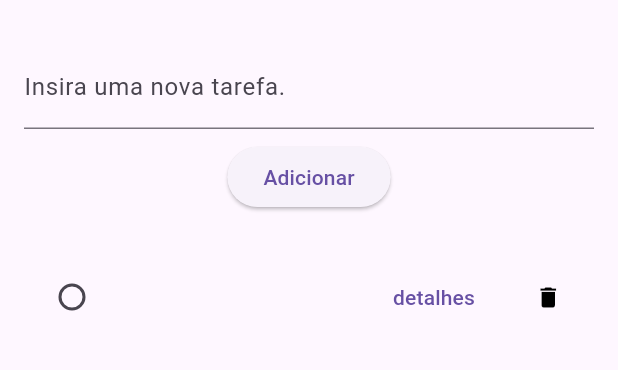
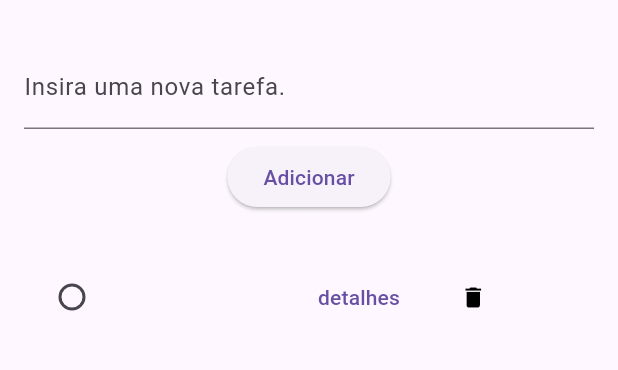
Before and after one commit to HerbertNordson/init, a Flutter app: the screen it shows after launch, after a tap on "Adicionar", on a phone screen of 412 x 824 dp, the part 63-433 px from its top. Run offline on Flutter 3.47's test engine with Material 3 defaults, Android fonts, the phone set to English and light mode, and no system bars; our stand-ins replace sqflite; accounts and stored records are empty.

Commit message:
increment data

```diff
--- a/lib/screens/todo_details_screen.dart
+++ b/lib/screens/todo_details_screen.dart
@@ -1,4 +1,5 @@
 import 'package:flutter/material.dart';
+import 'package:init/controllers/todo_dao_controller.dart';
 import 'package:init/models/todo_model.dart';
 
 class TODODetails extends StatefulWidget {
@@ -11,6 +12,11 @@ class TODODetails extends StatefulWidget {
 
 class _TODODetailsState extends State<TODODetails> {
   final TextEditingController _controlTodoDetail = TextEditingController();
+  final TodoDao todoController = TodoDao();
+
+  void handleDetails() async {
+    await todoController.update(widget.todo);
+  }
 
   @override
   void initState() {
@@ -49,6 +55,7 @@ class _TODODetailsState extends State<TODODetails> {
                     setState(() {
                       widget.todo.details = _controlTodoDetail.text.toString();
                     });
+                    handleDetails();
                     Navigator.pop(context);
                   },
                   child: const Text("Salvar")),
--- a/lib/screens/todo_home_screen.dart
+++ b/lib/screens/todo_home_screen.dart
@@ -1,4 +1,5 @@
 import 'package:flutter/material.dart';
+import 'package:init/controllers/todo_dao_controller.dart';
 import 'package:init/models/todo_model.dart';
 
 import 'todo_details_screen.dart';
@@ -12,8 +13,13 @@ class TodoList extends StatefulWidget {
 
 class _TodoListState extends State<TodoList> {
   final TextEditingController _controlNewTodo = TextEditingController();
+  final TodoDao todoController = TodoDao();
 
   final List<Todo> _itemsList = [];
+
+  void handleTodo(Todo todo) async {
+    await todoController.create(todo);
+  }
 
   @override
   void initState() {
@@ -39,13 +45,16 @@ class _TodoListState extends State<TodoList> {
               child: ElevatedButton(
                 child: const Text("Adicionar"),
                 onPressed: () {
-                  final Todo todo = Todo();
-                  todo.todo = _controlNewTodo.text.toString();
-                  todo.details = "";
+                  final Todo todo = Todo(
+                    todo: _controlNewTodo.text.toString(),
+                    details: "",
+                    done: false,
+                  );
                   setState(() {
                     _itemsList.add(todo);
                     _controlNewTodo.clear();
                   });
+                  handleTodo(todo);
                 },
               ),
             ),
@@ -59,12 +68,12 @@ class _TodoListState extends State<TodoList> {
               child: Row(
                 children: [
                   SizedBox(
-                    width: 230,
+                    width: 180,
                     child: ListTile(
                       title: Text(
                         _itemsList[index].todo.toString(),
                         style: TextStyle(
-                          decoration: _itemsList[index].done != null
+                          decoration: _itemsList[index].done != false
                               ? TextDecoration.lineThrough
                               : TextDecoration.none,
                         ),
```
Also changed, not shown: 1 other file.
